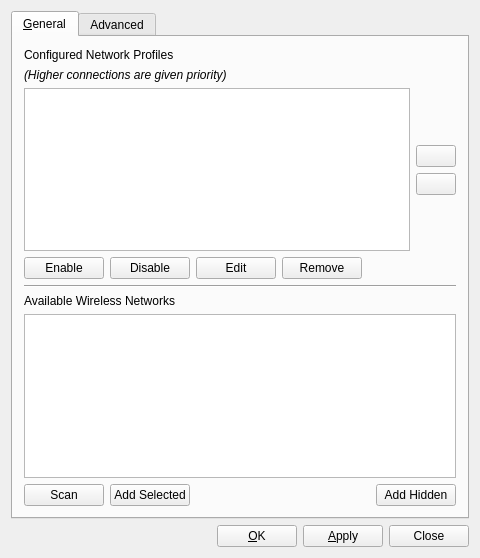
Old version of the form src/wificonfig/wificonfigwidgetbase.ui in the repository Peter2121/pc-networkmanager.
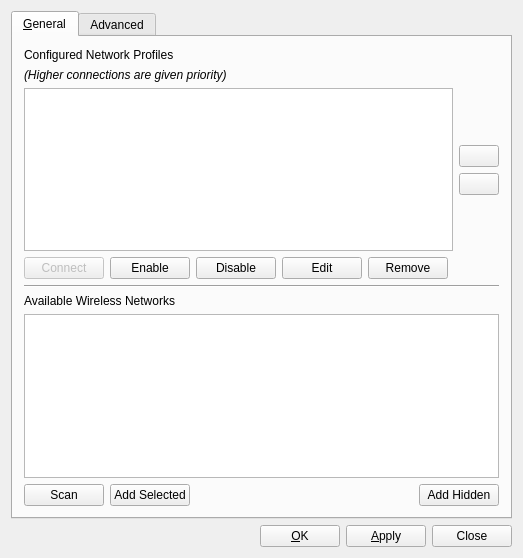
New version of the form. Icons and pictures are not drawn.

Patch:
```diff
--- a/src/wificonfig/wificonfigwidgetbase.ui
+++ b/src/wificonfig/wificonfigwidgetbase.ui
@@ -6,7 +6,7 @@
    <rect>
     <x>0</x>
     <y>0</y>
-    <width>480</width>
+    <width>523</width>
     <height>558</height>
    </rect>
   </property>
@@ -149,6 +149,16 @@
          </item>
          <item row="3" column="0">
           <layout class="QHBoxLayout" name="horizontalLayout">
+           <item>
+            <widget class="QPushButton" name="pushConnect">
+             <property name="enabled">
+              <bool>false</bool>
+             </property>
+             <property name="text">
+              <string>Connect</string>
+             </property>
+            </widget>
+           </item>
            <item>
             <widget class="QPushButton" name="pushEnable">
              <property name="text">
```
